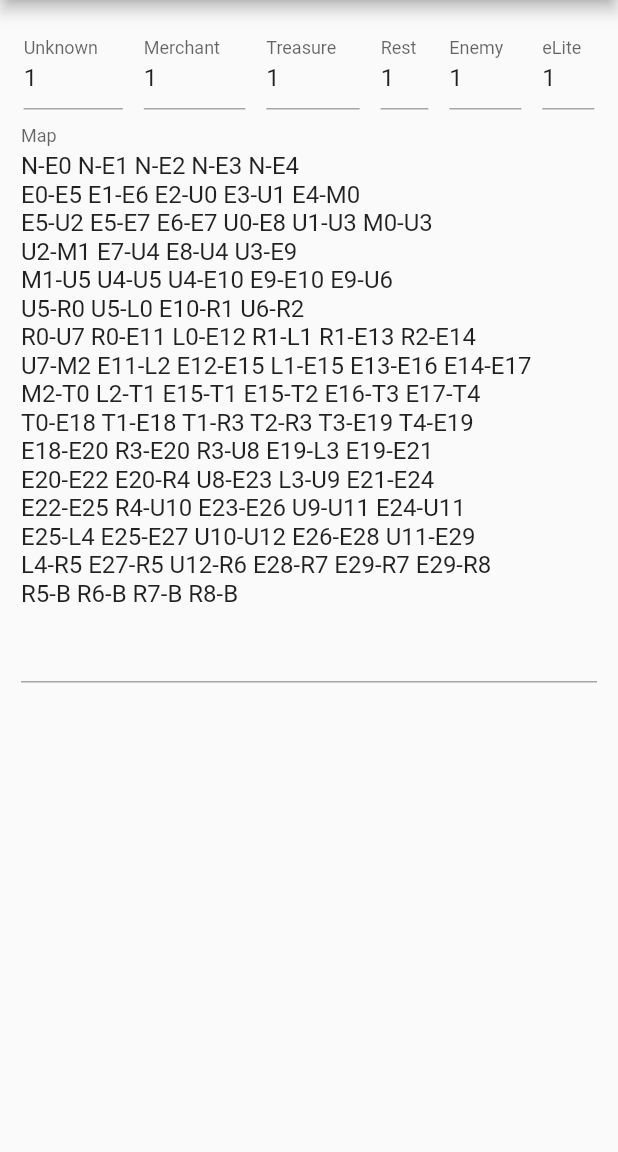
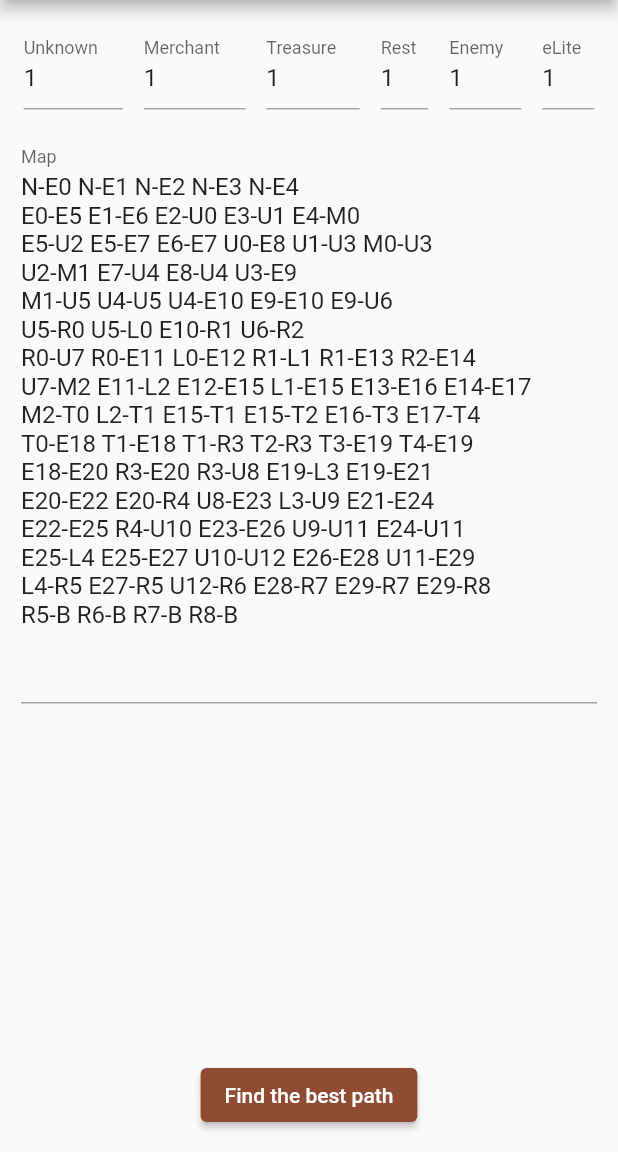
Before and after one commit to GuiRitter/SlayTheSpirePathFinderApp, a Flutter app: the screen it shows after launch, on a phone screen of 412 x 824 dp, the part 84-1236 px from its top. Run offline on Flutter 3.47's test engine with Material 2 defaults, Android fonts, the phone set to English and light mode, and no system bars; generated files the repository leaves out were written again.

Commit message:
added button

```diff
--- a/lib/blocs/user.bloc.dart
+++ b/lib/blocs/user.bloc.dart
@@ -5,8 +5,10 @@ class UserBloc extends ChangeNotifier {
 
   String? get output => _output;
 
-  set output(String? value) {
-    _output = output;
+  set output(
+    String? value,
+  ) {
+    _output = value;
     notifyListeners();
   }
 }
--- a/lib/l10n/app_en.arb
+++ b/lib/l10n/app_en.arb
@@ -1,6 +1,8 @@
 {
+  "bestPath": "Best path",
   "elite": "eLite",
   "enemy": "Enemy",
+  "findBestPath": "Find the best path",
   "map": "Map",
   "mapHint": "Enter a directed graph represented by a kind of \"incidence list\".\nEvery floor is represented by a node, which is represented by a letter and a number. The letter represents which floor kind it is. Look at the labels above and use the uppercase letter for each. The number identifies each floor of a kind.\nEach transition from one floor to another must be represented by an \"incidence\". Transitions can be separated by whitespace and new lines. A transition is represented by the name of the exiting floor, a hyphen and the name of the entering floor.\nThere are two special floors, \"N\" and \"B\". \"N\" represents the beginning of an Act. There must be a transition from \"N\" to each one of the starting floors that you can choose when you begin an Act. \"B\" represents the Act''s Boss. There must be a transition to \"B\" for each floor that leads to the Act''s Boss.",
   "merchant": "Merchant",
--- a/lib/l10n/app_pt.arb
+++ b/lib/l10n/app_pt.arb
@@ -1,6 +1,8 @@
 {
+  "bestPath": "Melhor caminho",
   "elite": "eLite",
   "enemy": "Enemy",
+  "findBestPath": "Buscar o melhor caminho",
   "map": "Mapa",
   "mapHint": "Insira um grafo direcionado representado por um tipo de \"lista de incidência\".\nCada andar é representado por um nodo, que é representado por uma letra e um número. A letra representa que tipo de andar que é. Veja os títulos acima e use a letra maiúscula de cada um. O número identifica cada andar de um tipo.\nCada transição entre andares deve ser representado por uma \"incidência\". Transições podem ser separadas por espaços e novas linhas. A transição é representada pelo nome do andar de saída, um hífen e o nome do andar de entrada.\nHá 2 andares especiais, \"N\" e \"B\". \"N\" representa o começo do Ato. Deve haver uma transição de \"N\" para cada um dos andares iniciais que você pode escolher quando começa um Ato. \"B\" representa o Chefe do Ato. Deve haver uma transição para o \"B\" para cada andar que leva ao Chefe do Andar.",
   "merchant": "Merchant",
--- a/lib/ui/pages/home.page.dart
+++ b/lib/ui/pages/home.page.dart
@@ -1,5 +1,7 @@
 import 'package:flutter/material.dart';
 import 'package:flutter_gen/gen_l10n/app_localizations.dart';
+import 'package:provider/provider.dart';
+import 'package:slay_the_spire_path_finder_mobile/blocs/user.bloc.dart';
 import 'package:slay_the_spire_path_finder_mobile/constants/settings.dart';
 import 'package:slay_the_spire_path_finder_mobile/ui/shared/formatters/decimal_text_input.formatter.dart';
 
@@ -129,6 +131,10 @@ class HomePage extends StatelessWidget {
                 ],
               ),
               Expanded(
+                child: Padding(
+                  padding: EdgeInsets.symmetric(
+                    vertical: fieldPadding,
+                  ),
                   child: TextFormField(
                     keyboardType: TextInputType.multiline,
                     maxLines: null,
@@ -142,10 +148,31 @@ class HomePage extends StatelessWidget {
                         "N-E0 N-E1 N-E2 N-E3 N-E4\nE0-E5 E1-E6 E2-U0 E3-U1 E4-M0\nE5-U2 E5-E7 E6-E7 U0-E8 U1-U3 M0-U3\nU2-M1 E7-U4 E8-U4 U3-E9\nM1-U5 U4-U5 U4-E10 E9-E10 E9-U6\nU5-R0 U5-L0 E10-R1 U6-R2\nR0-U7 R0-E11 L0-E12 R1-L1 R1-E13 R2-E14\nU7-M2 E11-L2 E12-E15 L1-E15 E13-E16 E14-E17\nM2-T0 L2-T1 E15-T1 E15-T2 E16-T3 E17-T4\nT0-E18 T1-E18 T1-R3 T2-R3 T3-E19 T4-E19\nE18-E20 R3-E20 R3-U8 E19-L3 E19-E21\nE20-E22 E20-R4 U8-E23 L3-U9 E21-E24\nE22-E25 R4-U10 E23-E26 U9-U11 E24-U11\nE25-L4 E25-E27 U10-U12 E26-E28 U11-E29\nL4-R5 E27-R5 U12-R6 E28-R7 E29-R7 E29-R8\nR5-B R6-B R7-B R8-B",
                   ),
                 ),
+              ),
+              ElevatedButton(
+                onPressed: () => onFindPressed(
+                  context: context,
+                ),
+                child: Text(
+                  l10n.findBestPath,
+                ),
+              )
             ],
           ),
         ),
       ),
     );
   }
+
+  onFindPressed({
+    required BuildContext context,
+  }) {
+    final userBloc = Provider.of<UserBloc>(
+      context,
+      listen: false,
+    );
+
+    // TODO
+    userBloc.output = "Hello, World!";
   }
+}
--- a/lib/ui/pages/tabs.page.dart
+++ b/lib/ui/pages/tabs.page.dart
@@ -2,6 +2,7 @@ import 'package:flutter/material.dart';
 import 'package:provider/provider.dart';
 import 'package:slay_the_spire_path_finder_mobile/blocs/user.bloc.dart';
 import 'package:slay_the_spire_path_finder_mobile/ui/pages/home.page.dart';
+import 'package:slay_the_spire_path_finder_mobile/ui/pages/output.page.dart';
 
 class TabsPage extends StatelessWidget {
   const TabsPage({
@@ -12,10 +13,10 @@ class TabsPage extends StatelessWidget {
   Widget build(
     BuildContext context,
   ) {
-    /*final userBloc =*/ Provider.of<UserBloc>(
+    final userBloc = Provider.of<UserBloc>(
       context,
     );
 
-    return const HomePage();
+    return (userBloc.output == null) ? const HomePage() : const OutputPage();
   }
 }
--- a/pubspec.yaml
+++ b/pubspec.yaml
@@ -16,7 +16,7 @@ publish_to: 'none' # Remove this line if you wish to publish to pub.dev
 # https://developer.apple.com/library/archive/documentation/General/Reference/InfoPlistKeyReference/Articles/CoreFoundationKeys.html
 # In Windows, build-name is used as the major, minor, and patch parts
 # of the product and file versions while build-number is used as the build suffix.
-version: 0.4.0+0
+version: 0.5.0+0
 
 environment:
   sdk: '>=3.0.3 <4.0.0'
```
Also changed, not shown: lib/ui/pages/output.page.dart (added, +63 -0 lines). Lines whose indentation alone changed are shown as unchanged.
